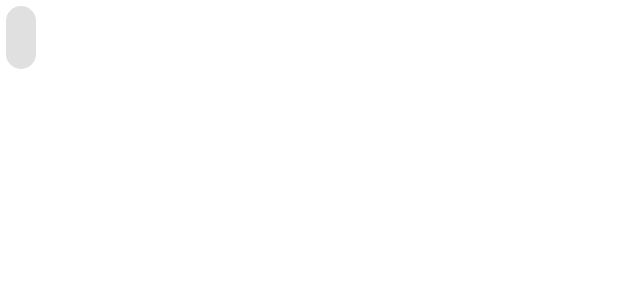
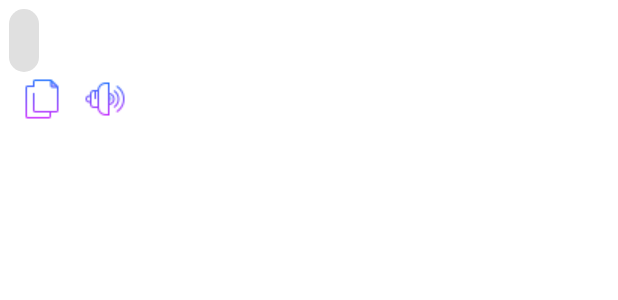
Before and after one commit to omaremam182/BitirmeProjesi, an Android app: the layout item_message_bot.xml on its own in the app's theme, with its tools: preview values and no code run, on a phone screen of 412 x 824 dp. Shown: the top 300 px of the screen. Run offline under Robolectric (Android 15) with nearby library versions, the phone set to English and light mode, and no system bars.

Commit message:
yazili mesajlar icin Seslendirme butonu eklendi ve aktiflestirildi.

```diff
--- a/app/build.gradle.kts
+++ b/app/build.gradle.kts
@@ -65,6 +65,7 @@ dependencies {
 
     implementation("com.google.android.material:material:1.12.0")
     implementation("androidx.viewpager2:viewpager2:1.0.0")
+    implementation("com.google.mlkit:language-id:16.0.0")
 
     testImplementation(libs.junit)
     androidTestImplementation(libs.ext.junit)
--- a/app/src/main/java/com/example/myprojcet/ui/home/inner/AssistantFragment.java
+++ b/app/src/main/java/com/example/myprojcet/ui/home/inner/AssistantFragment.java
@@ -59,7 +59,7 @@ public class AssistantFragment extends Fragment {
         return root;
     }
 
-    private void initTextToSpeech() {
+    public void initTextToSpeech() {
         tts = new TextToSpeech(getContext(), status -> {
             if (status == TextToSpeech.SUCCESS) {
 
@@ -148,7 +148,7 @@ public class AssistantFragment extends Fragment {
 
 
 
-    private void speakText(String text) {
+    public  void speakText(String text) {
         if (tts != null) {
             tts.speak(text, TextToSpeech.QUEUE_FLUSH, null, null);
         }
--- a/app/src/main/res/layout/item_message_bot.xml
+++ b/app/src/main/res/layout/item_message_bot.xml
@@ -2,9 +2,11 @@
 <LinearLayout xmlns:android="http://schemas.android.com/apk/res/android"
     android:layout_width="match_parent"
     android:layout_height="wrap_content"
-    android:gravity="start"
-    android:padding="4dp">
+    android:orientation="vertical"
+    android:padding="6dp"
+    android:gravity="start">
 
+    <!-- BOT TEXT -->
     <TextView
         android:id="@+id/messageText"
         android:layout_width="wrap_content"
@@ -12,5 +14,34 @@
         android:background="@drawable/bg_bot_message"
         android:textColor="@android:color/black"
         android:padding="10dp"
-        android:textSize="16sp"/>
+        android:textSize="16sp" />
+
+    <!-- BUTTON ROW BELOW MESSAGE -->
+    <LinearLayout
+        android:id="@+id/bot_buttons_row"
+        android:layout_width="wrap_content"
+        android:layout_height="wrap_content"
+        android:orientation="horizontal"
+        android:layout_marginTop="4dp">
+
+        <ImageButton
+            android:id="@+id/btn_copy"
+            android:layout_width="28dp"
+            android:layout_height="28dp"
+            android:background="@color/listen_btn_bg"
+            android:src="@drawable/copy_btn_32"
+            android:padding="4dp"
+            android:layout_marginHorizontal="8dp"/>
+
+        <ImageButton
+            android:id="@+id/btn_voice"
+            android:layout_width="28dp"
+            android:layout_height="28dp"
+            android:background="@color/listen_btn_bg"
+            android:src="@drawable/speaker_btn_32"
+            android:padding="4dp"
+            android:layout_marginLeft="6dp"/>
+
+    </LinearLayout>
+
 </LinearLayout>
```
Also changed, not shown: app/src/main/java/com/example/myprojcet/ui/home/inner/ChatAdapter.java (+58 -2 lines), app/src/main/java/com/example/myprojcet/ui/home/inner/ChatFragment.java (+23 -4 lines), app/src/main/java/com/example/myprojcet/ui/slideshow/SlideshowFragment.java (+5 -5 lines), app/src/main/res/drawable/copy_btn_32.png (added), app/src/main/res/drawable/speaker_btn_32.png (added).
